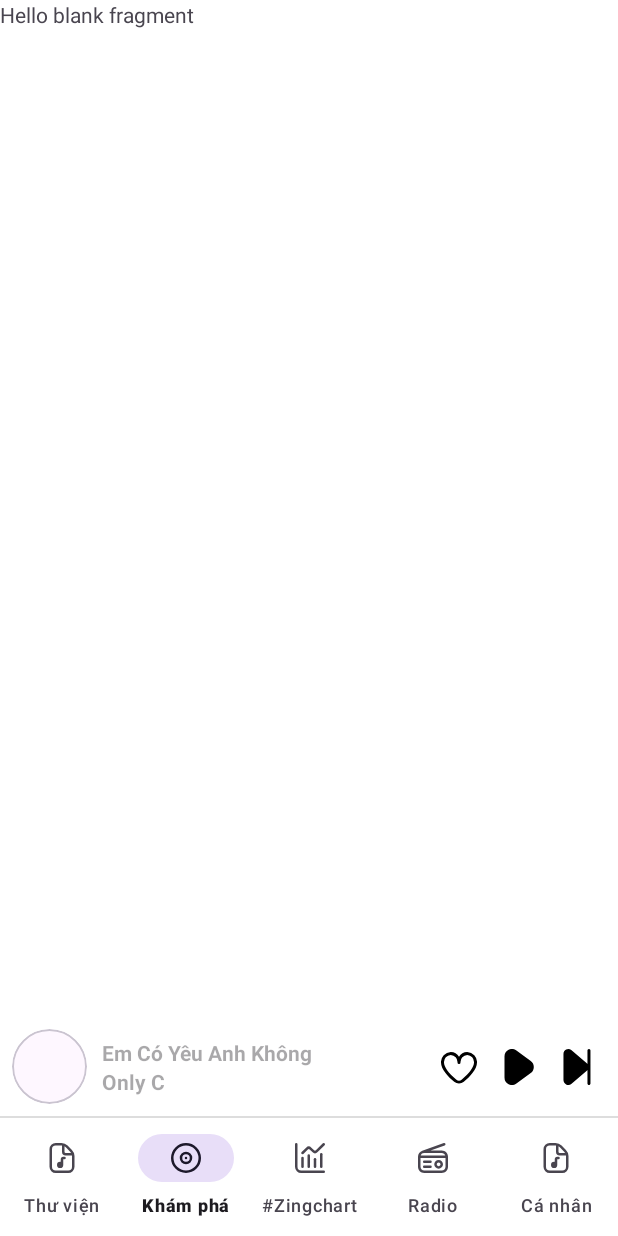
After one commit to LMNsss/myZing, an Android app: the fragment DowloadedFragment placed in its activity, on a phone screen of 412 x 824 dp. The commit adds this screen. Run offline under Robolectric (Android 15) with nearby library versions, the phone set to English and light mode, and no system bars; our stand-ins replace Room's generated code; pictures from the network do not load; 2 statements that could not run were skipped.

Commit message:
như cang cu cot

```diff
--- a/app/src/main/java/com/ngoclm/myzing/ui/MainActivity.kt
+++ b/app/src/main/java/com/ngoclm/myzing/ui/MainActivity.kt
@@ -86,8 +86,6 @@ class MainActivity : AppCompatActivity() {
             val dialogBottomSheet = PlaySongFragment()
             dialogBottomSheet.show(supportFragmentManager, "bottom-sheet")
         }
-
-
         binding.icNextSong.setOnClickListener() {
 
         }
--- a/app/src/main/java/com/ngoclm/myzing/ui/MainActivityViewModel.kt
+++ b/app/src/main/java/com/ngoclm/myzing/ui/MainActivityViewModel.kt
@@ -14,9 +14,14 @@ import kotlinx.coroutines.launch
 @Suppress("UNCHECKED_CAST")
 class MainActivityViewModel(application: Application) : ViewModel() {
     private val repository: SongRepository = SongRepository(application)
-    val _playMusic = MutableLiveData<Int>()
+    private val _selectedSong = MutableLiveData<Song>()
     val firstPlay = MutableLiveData<Boolean>()
+    val selectedSong: LiveData<Song>
+        get() = _selectedSong
 
+    fun setSelectedSong(song: Song){
+        _selectedSong.value = song
+    }
     init {
         firstPlay.value = true
     }
@@ -28,7 +33,6 @@ class MainActivityViewModel(application: Application) : ViewModel() {
     }
 
     fun getLastSong() = repository.getLastSong(true)
-
     class ShareViewModelFactory(private val application: Application) : ViewModelProvider.Factory {
         override fun <T : ViewModel> create(modelClass: Class<T>): T {
             if (modelClass.isAssignableFrom(MainActivityViewModel::class.java)) {
--- /dev/null
+++ b/app/src/main/java/com/ngoclm/myzing/ui/library/dowloaded/DowloadedFragment.kt
@@ -0,0 +1,29 @@
+package com.ngoclm.myzing.ui.library.dowloaded
+
+import android.os.Bundle
+import androidx.fragment.app.Fragment
+import android.view.LayoutInflater
+import android.view.View
+import android.view.ViewGroup
+import com.ngoclm.myzing.R
+import com.ngoclm.myzing.databinding.FragmentDowloadedBinding
+
+
+class DowloadedFragment : Fragment() {
+   private lateinit var binding: FragmentDowloadedBinding
+    override fun onCreate(savedInstanceState: Bundle?) {
+        super.onCreate(savedInstanceState)
+
+    }
+
+    override fun onCreateView(
+        inflater: LayoutInflater, container: ViewGroup?,
+        savedInstanceState: Bundle?
+    ): View? {
+        binding = FragmentDowloadedBinding.inflate(layoutInflater)
+        return binding.root
+    }
+
+
+
+}
--- a/app/src/main/res/layout/activity_main.xml
+++ b/app/src/main/res/layout/activity_main.xml
@@ -13,7 +13,9 @@
         app:layout_constraintBottom_toTopOf="@id/bottom_navigation"
         app:layout_constraintLeft_toLeftOf="parent"
         app:layout_constraintRight_toRightOf="parent"
-        app:layout_constraintTop_toTopOf="parent"></FrameLayout>
+        app:layout_constraintTop_toTopOf="parent">
+
+    </FrameLayout>
 
     <androidx.constraintlayout.widget.ConstraintLayout
         android:id="@+id/mini_player_music"
--- /dev/null
+++ b/app/src/main/res/layout/fragment_dowloaded.xml
@@ -0,0 +1,15 @@
+<?xml version="1.0" encoding="utf-8"?>
+<FrameLayout xmlns:android="http://schemas.android.com/apk/res/android"
+    xmlns:tools="http://schemas.android.com/tools"
+    android:layout_width="match_parent"
+    android:layout_height="match_parent"
+    android:background="@color/white"
+    tools:context=".ui.library.dowloaded.DowloadedFragment">
+
+    <!-- TODO: Update blank fragment layout -->
+    <TextView
+        android:layout_width="match_parent"
+        android:layout_height="match_parent"
+        android:text="@string/hello_blank_fragment" />
+
+</FrameLayout>
--- a/app/src/main/res/layout/fragment_info_song.xml
+++ b/app/src/main/res/layout/fragment_info_song.xml
@@ -125,6 +125,7 @@
                                 android:layout_width="15dp"
                                 android:layout_height="15dp"
                                 android:layout_gravity="center"
+                                android:tint="@color/white"
                                 android:src="@drawable/ic_heart" />
 
                             <androidx.appcompat.widget.AppCompatTextView
```
Also changed, not shown: app/src/main/AndroidManifest.xml (+14 -9 lines), app/src/main/java/com/ngoclm/myzing/base/contentprovider/AppContentProvider.kt (added, +46 -0 lines), app/src/main/java/com/ngoclm/myzing/ui/library/LibraryFragment.kt (+25 -8 lines), app/src/main/java/com/ngoclm/myzing/ui/library/LibraryViewModel.kt (+54 -2 lines), app/src/main/java/com/ngoclm/myzing/ui/library/dowloaded/DowloadedViewModel.kt (added, +7 -0 lines), app/src/main/res/layout/fragment_library.xml (+10 -1 lines).
